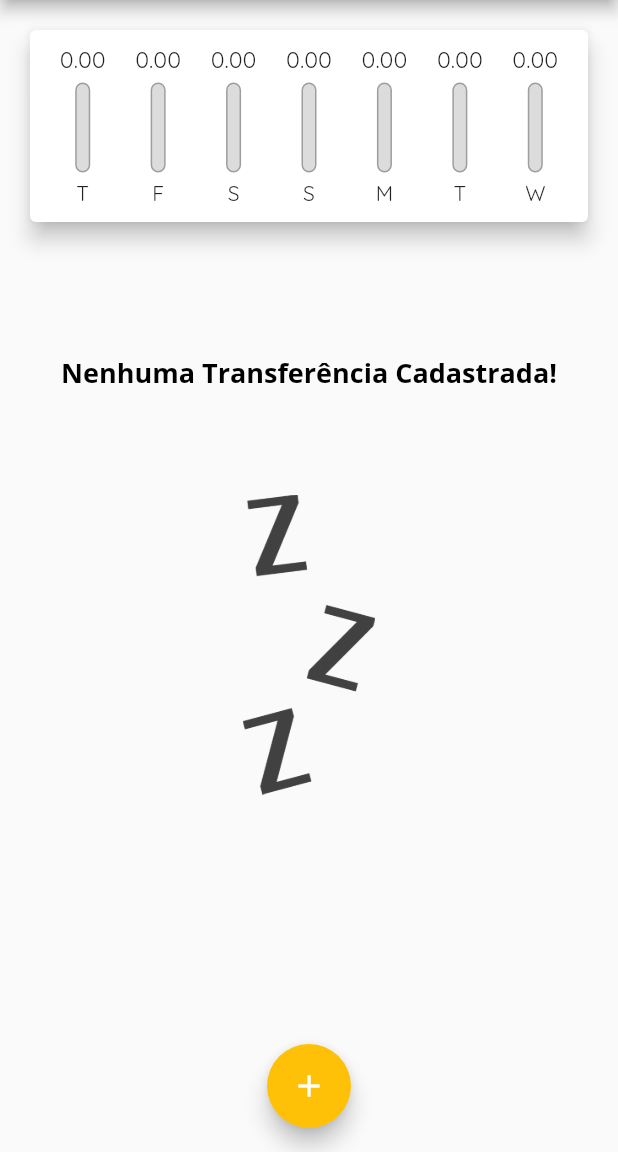
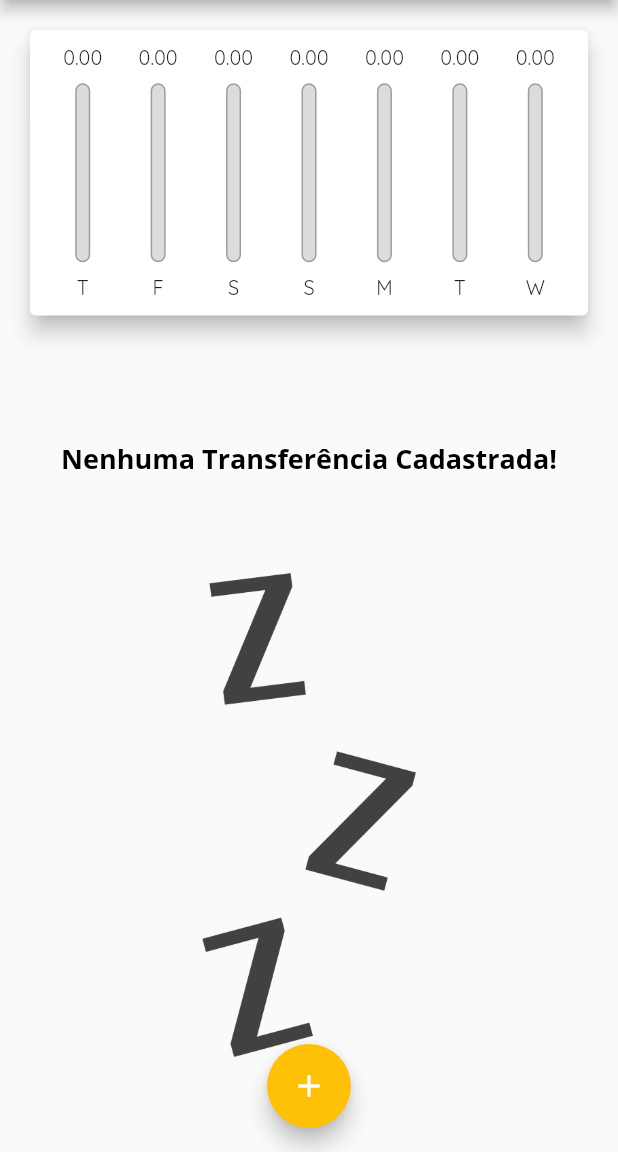
Before and after one commit to IagoEngel/expenses, a Flutter app: the screen it shows after launch, on a phone screen of 412 x 824 dp, the part 84-1236 px from its top. Run offline on Flutter 3.47's test engine with Material 2 defaults, Android fonts, the phone set to English and light mode, and no system bars.

Commit message:
Responsividade: Aula 138 até 148

```diff
--- a/lib/components/chart_bar.dart
+++ b/lib/components/chart_bar.dart
@@ -9,17 +9,18 @@ class ChartBar extends StatelessWidget {
 
   @override
   Widget build(BuildContext context) {
+    return LayoutBuilder(builder: (ctx, constraints) {
       return Column(
         children: [
           SizedBox(
-          height: 20,
+            height: constraints.maxHeight * 0.1,
             child: FittedBox(
               child: Text(value!.toStringAsFixed(2)),
             ),
           ),
-        const SizedBox(height: 5),
+          SizedBox(height: constraints.maxHeight * 0.05),
           SizedBox(
-          height: 60,
+            height: constraints.maxHeight * 0.7,
             width: 10,
             child: Stack(
               alignment: Alignment.bottomCenter,
@@ -43,9 +44,15 @@ class ChartBar extends StatelessWidget {
               ],
             ),
           ),
-        const SizedBox(height: 5),
-        Text(label!),
+          SizedBox(height: constraints.maxHeight * 0.05),
+          SizedBox(
+            height: constraints.maxHeight * 0.1,
+            child: FittedBox(
+              child: Text(label!),
+            ),
+          ),
         ],
       );
+    });
   }
 }
--- a/lib/components/transaction_list.dart
+++ b/lib/components/transaction_list.dart
@@ -11,24 +11,28 @@ class TransactionList extends StatelessWidget {
 
   @override
   Widget build(BuildContext context) {
-    return SizedBox(
-      height: 430,
-      child: transactions.isEmpty
-          ? Column(
+    return transactions.isEmpty
+        ? LayoutBuilder(
+            builder: (ctx, constraints) {
+              return Column(
                 mainAxisAlignment: MainAxisAlignment.spaceEvenly,
                 children: [
-                Text(
+                  FittedBox(
+                    child: Text(
                       'Nenhuma Transferência Cadastrada!',
                       style: Theme.of(context).textTheme.headline6,
                     ),
+                  ),
                   SizedBox(
-                  height: 200,
+                    height: constraints.maxHeight * 0.6,
                     child: Image.asset(
                       'assets/images/waiting.png',
                       fit: BoxFit.cover,
                     ),
                   ),
                 ],
+              );
+            },
           )
         : ListView.builder(
             itemCount: transactions.length,
@@ -109,7 +113,6 @@ class TransactionList extends StatelessWidget {
               //   ),
               // );
             },
-            ),
           );
   }
 }
--- a/lib/main.dart
+++ b/lib/main.dart
@@ -54,6 +54,7 @@ class MyHomePage extends StatefulWidget {
 
 class _MyHomePageState extends State<MyHomePage> {
   final _transactions = <Transaction>[];
+  bool _showChart = false;
 
   List<Transaction> get _recentTransactions {
     return _transactions.where((tr) {
@@ -95,23 +96,71 @@ class _MyHomePageState extends State<MyHomePage> {
 
   @override
   Widget build(BuildContext context) {
+    bool isLandescape =
+        MediaQuery.of(context).orientation == Orientation.landscape;
+
+    final appBar = AppBar(
+      title: const Text(
+        'Despesas',
+        // TextScaleFactor retorna a configuração de acessibilidade de texto do usuário
+        // style: TextStyle(
+        //   fontSize: 20 * (MediaQuery.of(context).textScaleFactor);
+        // ),
+      ),
+      actions: [
+        if (isLandescape)
+          IconButton(
+            onPressed: () => setState(() {
+              _showChart = !_showChart;
+            }),
+            icon: Icon(_showChart ? Icons.list_rounded : Icons.bar_chart_rounded),
+          ),
+        IconButton(
+          onPressed: () => _openTransactionFormModal(context),
+          icon: const Icon(Icons.add),
+        ),
+      ],
+    );
+
+    final availableHeight = MediaQuery.of(context).size.height -
+        appBar.preferredSize.height -
+        MediaQuery.of(context).padding.top; //tamanho do status bar
+
     return Scaffold(
-      appBar: AppBar(
-        title: const Text('Despesas'),
-        actions: [
-          IconButton(
-            onPressed: () => _openTransactionFormModal(context),
-            icon: const Icon(Icons.add),
-          ),
-        ],
-      ),
+      appBar: appBar,
       body: SingleChildScrollView(
         child: Column(
           crossAxisAlignment: CrossAxisAlignment.stretch,
           children: [
-            Chart(_recentTransactions),
-            TransactionList(
-                transactions: _transactions, onRemove: _removeTransaction),
+            // if (isLandescape)
+            //   Row(
+            //     mainAxisAlignment: MainAxisAlignment.center,
+            //     children: [
+            //       const Text('Exibir Gráfico'),
+            //       Switch(
+            //         value: _showChart,
+            //         onChanged: (value) {
+            //           setState(() {
+            //             _showChart = value;
+            //           });
+            //         },
+            //         activeColor: Theme.of(context).colorScheme.secondary,
+            //       ),
+            //     ],
+            //   ),
+            if (_showChart || !isLandescape)
+              SizedBox(
+                height: availableHeight * (isLandescape ? 0.7 : 0.3),
+                child: Chart(_recentTransactions),
+              ),
+            if (!_showChart || !isLandescape)
+              SizedBox(
+                height: availableHeight * 0.7,
+                child: TransactionList(
+                  transactions: _transactions,
+                  onRemove: _removeTransaction,
+                ),
+              ),
           ],
         ),
       ),
```
Lines whose indentation alone changed are shown as unchanged.
